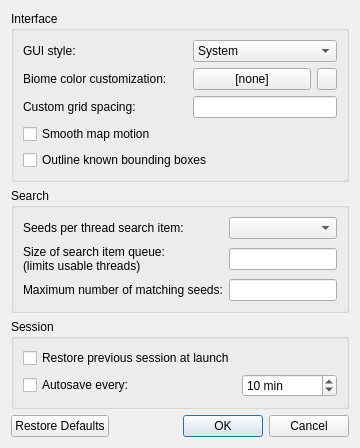
Old version of the form src/configdialog.ui in the repository The-Cat-Town-Craft/cubiomes-viewer.
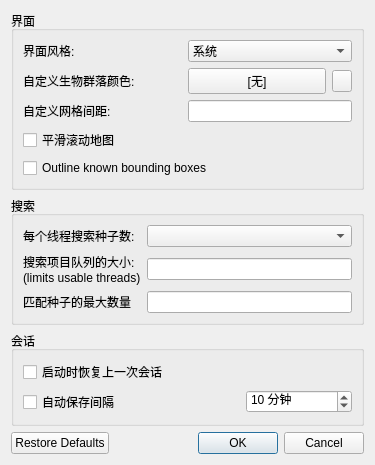
New version of the form. Icons and pictures are not drawn.

Commit message: 本地化 `首选项` 页面

What changed in the file:
```diff
--- a/src/configdialog.ui
+++ b/src/configdialog.ui
@@ -2,6 +2,14 @@
 <ui version="4.0">
  <class>ConfigDialog</class>
  <widget class="QDialog" name="ConfigDialog">
+  <property name="geometry">
+   <rect>
+    <x>0</x>
+    <y>0</y>
+    <width>375</width>
+    <height>395</height>
+   </rect>
+  </property>
   <property name="windowTitle">
    <string>Preferences</string>
   </property>
@@ -13,13 +21,13 @@
    <item row="3" column="0" colspan="2">
     <widget class="QGroupBox" name="groupBox_2">
      <property name="title">
-      <string>Search</string>
+      <string>搜索</string>
      </property>
      <layout class="QGridLayout" name="gridLayout_3">
       <item row="1" column="0">
        <widget class="QLabel" name="label_2">
         <property name="text">
-         <string>Size of search item queue:
+         <string>搜索项目队列的大小:
 (limits usable threads)</string>
         </property>
        </widget>
@@ -27,14 +35,14 @@
       <item row="0" column="0">
        <widget class="QLabel" name="label">
         <property name="text">
-         <string>Seeds per thread search item:</string>
+         <string>每个线程搜索种子数:</string>
         </property>
        </widget>
       </item>
       <item row="2" column="0">
        <widget class="QLabel" name="label_3">
         <property name="text">
-         <string>Maximum number of matching seeds:</string>
+         <string>匹配种子的最大数量</string>
         </property>
        </widget>
       </item>
@@ -60,13 +68,13 @@
    <item row="0" column="0" rowspan="2" colspan="2">
     <widget class="QGroupBox" name="groupBox">
      <property name="title">
-      <string>Interface</string>
+      <string>界面</string>
      </property>
      <layout class="QGridLayout" name="gridLayout_2">
       <item row="1" column="0">
        <widget class="QLabel" name="label_5">
         <property name="text">
-         <string>Biome color customization:</string>
+         <string>自定义生物群落颜色:</string>
         </property>
        </widget>
       </item>
@@ -80,7 +88,7 @@
         </property>
         <item>
          <property name="text">
-          <string>System</string>
+          <string>系统</string>
          </property>
         </item>
         <item>
@@ -100,7 +108,7 @@
       <item row="0" column="0">
        <widget class="QLabel" name="label_4">
         <property name="text">
-         <string>GUI style:</string>
+         <string>界面风格:</string>
         </property>
        </widget>
       </item>
@@ -110,14 +118,14 @@
          <string>Simulate innertia for the map view</string>
         </property>
         <property name="text">
-         <string>Smooth map motion</string>
+         <string>平滑滚动地图</string>
         </property>
        </widget>
       </item>
       <item row="1" column="2">
        <widget class="QPushButton" name="buttonBiomeColor">
         <property name="text">
-         <string>[none]</string>
+         <string>[无]</string>
         </property>
        </widget>
       </item>
@@ -168,7 +176,7 @@
 Leave blank for the default behaviour</string>
         </property>
         <property name="text">
-         <string>Custom grid spacing:</string>
+         <string>自定义网格间距:</string>
         </property>
        </widget>
       </item>
@@ -191,27 +199,27 @@
    <item row="4" column="0" colspan="2">
     <widget class="QGroupBox" name="groupBox_3">
      <property name="title">
-      <string>Session</string>
+      <string>会话</string>
      </property>
      <layout class="QGridLayout" name="gridLayout_4">
       <item row="0" column="0" rowspan="2" colspan="3">
        <widget class="QCheckBox" name="checkRestore">
         <property name="text">
-         <string>Restore previous session at launch</string>
+         <string>启动时恢复上一次会话</string>
         </property>
        </widget>
       </item>
       <item row="2" column="0">
        <widget class="QCheckBox" name="checkAutosave">
         <property name="text">
-         <string>Autosave every:</string>
+         <string>自动保存间隔</string>
         </property>
        </widget>
       </item>
       <item row="2" column="2">
        <widget class="QSpinBox" name="spinAutosave">
         <property name="suffix">
-         <string> min</string>
+         <string> 分钟</string>
         </property>
         <property name="minimum">
          <number>1</number>
```
Left out of the diff: 4 changed lines with no effect on the pictures.
